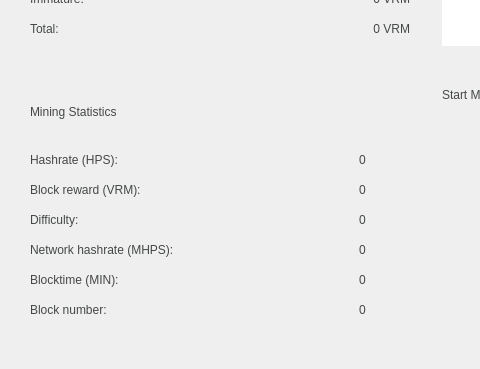
The window that src/qt/forms/overviewpage.ui (verimad/verium) describes before a commit, drawn with Qt 5; both pictures show x 0 to 480 and y 120 to 489 of the 922 by 489 pixel window.
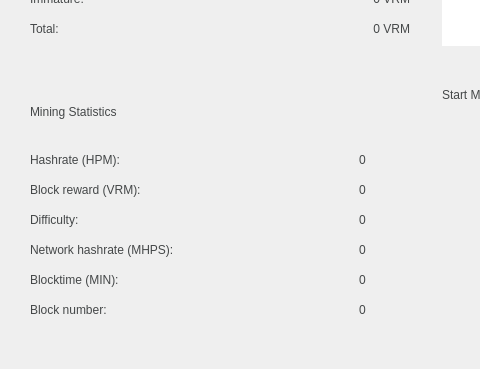
The same window after the commit. Icons and pictures are not drawn.

```diff
--- a/src/qt/forms/overviewpage.ui
+++ b/src/qt/forms/overviewpage.ui
@@ -634,7 +634,7 @@
           <string notr="true">QLabel {color: #444748}</string>
          </property>
          <property name="text">
-          <string>Hashrate (HPS):</string>
+          <string>Hashrate (HPM):</string>
          </property>
         </widget>
        </item>
```
